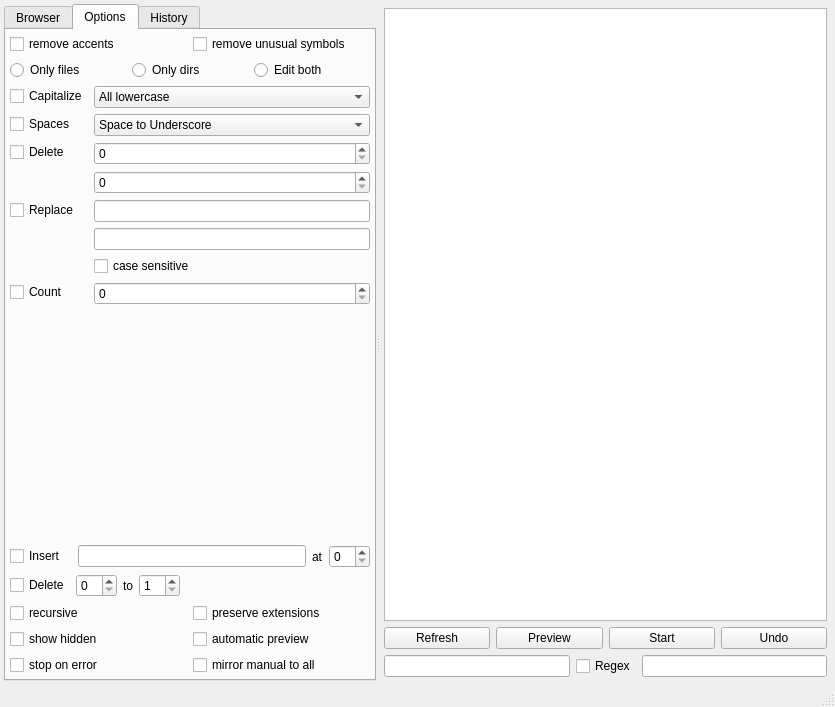
Old version of the form gui/filebrowser/filebrowser.ui in the repository gmdfalk/60-days-of-python.
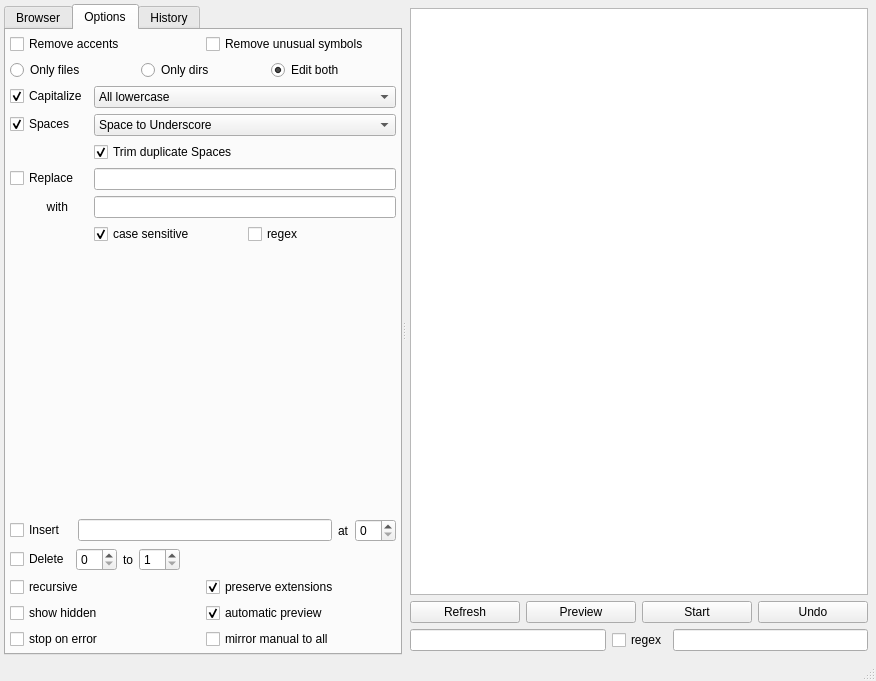
New version of the form.

Commit message: almost done populating options

Diff of the .ui file:
```diff
--- a/gui/filebrowser/filebrowser.ui
+++ b/gui/filebrowser/filebrowser.ui
@@ -6,15 +6,15 @@
    <rect>
     <x>0</x>
     <y>0</y>
-    <width>835</width>
-    <height>707</height>
+    <width>876</width>
+    <height>681</height>
    </rect>
   </property>
   <property name="windowTitle">
    <string>MainWindow</string>
   </property>
   <widget class="QWidget" name="mainwidget">
-   <layout class="QHBoxLayout" name="horizontalLayout_6">
+   <layout class="QHBoxLayout" name="horizontalLayout_6" stretch="0">
     <property name="margin">
      <number>4</number>
     </property>
@@ -58,14 +58,14 @@
              <item row="0" column="1">
               <widget class="QCheckBox" name="accentbox">
                <property name="text">
-                <string>remove unusual symbols</string>
+                <string>Remove unusual symbols</string>
                </property>
               </widget>
              </item>
              <item row="0" column="0">
               <widget class="QCheckBox" name="symbolbox">
                <property name="text">
-                <string>remove accents</string>
+                <string>Remove accents</string>
                </property>
               </widget>
              </item>
@@ -92,6 +92,9 @@
                <property name="text">
                 <string>Edit both</string>
                </property>
+               <property name="checked">
+                <bool>true</bool>
+               </property>
               </widget>
              </item>
             </layout>
@@ -106,6 +109,9 @@
                <property name="text">
                 <string>Capitalize</string>
                </property>
+               <property name="checked">
+                <bool>true</bool>
+               </property>
               </widget>
              </item>
              <item row="0" column="1">
@@ -137,6 +143,9 @@
                <property name="text">
                 <string>Spaces</string>
                </property>
+               <property name="checked">
+                <bool>true</bool>
+               </property>
               </widget>
              </item>
              <item row="1" column="1">
@@ -173,49 +182,63 @@
                </item>
               </widget>
              </item>
-             <item row="2" column="0">
-              <widget class="QCheckBox" name="deletecheck">
-               <property name="text">
-                <string>Delete</string>
-               </property>
-              </widget>
-             </item>
              <item row="2" column="1">
-              <widget class="QSpinBox" name="spinBox_2"/>
+              <widget class="QCheckBox" name="spacetrimcheck">
+               <property name="text">
+                <string>Trim duplicate Spaces</string>
+               </property>
+               <property name="checked">
+                <bool>true</bool>
+               </property>
+              </widget>
              </item>
-             <item row="3" column="1">
-              <widget class="QSpinBox" name="spinBox_3"/>
-             </item>
-             <item row="4" column="0">
+             <item row="3" column="0">
               <widget class="QCheckBox" name="replacecheck">
                <property name="text">
                 <string>Replace</string>
                </property>
               </widget>
              </item>
+             <item row="3" column="1">
+              <widget class="QLineEdit" name="replacesource"/>
+             </item>
              <item row="4" column="1">
               <widget class="QLineEdit" name="lineEdit_2"/>
              </item>
              <item row="5" column="1">
-              <widget class="QLineEdit" name="lineEdit_3"/>
+              <layout class="QHBoxLayout" name="replacechecks">
+               <item>
+                <widget class="QCheckBox" name="casesensitive">
+                 <property name="text">
+                  <string>case sensitive</string>
+                 </property>
+                 <property name="checked">
+                  <bool>true</bool>
+                 </property>
+                </widget>
+               </item>
+               <item>
+                <widget class="QCheckBox" name="regex">
+                 <property name="text">
+                  <string>regex</string>
+                 </property>
+                </widget>
+               </item>
+              </layout>
              </item>
-             <item row="6" column="1">
-              <widget class="QCheckBox" name="casecheck">
-               <property name="text">
-                <string>case sensitive</string>
+             <item row="4" column="0">
+              <widget class="QLabel" name="label">
+               <property name="layoutDirection">
+                <enum>Qt::LeftToRight</enum>
                </property>
-              </widget>
-             </item>
-             <item row="7" column="0">
-              <widget class="QCheckBox" name="countcheck">
+               <property name="autoFillBackground">
+                <bool>false</bool>
+               </property>
                <property name="text">
-                <string>Count</string>
+                <string>           with</string>
                </property>
               </widget>
              </item>
-             <item row="7" column="1">
-              <widget class="QSpinBox" name="countfrombox"/>
-             </item>
             </layout>
            </item>
           </layout>
@@ -286,6 +309,9 @@
              <property name="text">
               <string>automatic preview</string>
              </property>
+             <property name="checked">
+              <bool>true</bool>
+             </property>
             </widget>
            </item>
            <item row="2" column="0">
@@ -321,6 +347,9 @@
              <property name="text">
               <string>preserve extensions</string>
              </property>
+             <property name="checked">
+              <bool>true</bool>
+             </property>
             </widget>
            </item>
           </layout>
@@ -396,7 +425,7 @@
           <item>
            <widget class="QCheckBox" name="regexcheck">
             <property name="text">
-             <string>Regex</string>
+             <string>regex</string>
             </property>
            </widget>
           </item>
```
Left out of the diff: 2 changed lines with no effect on the pictures.
